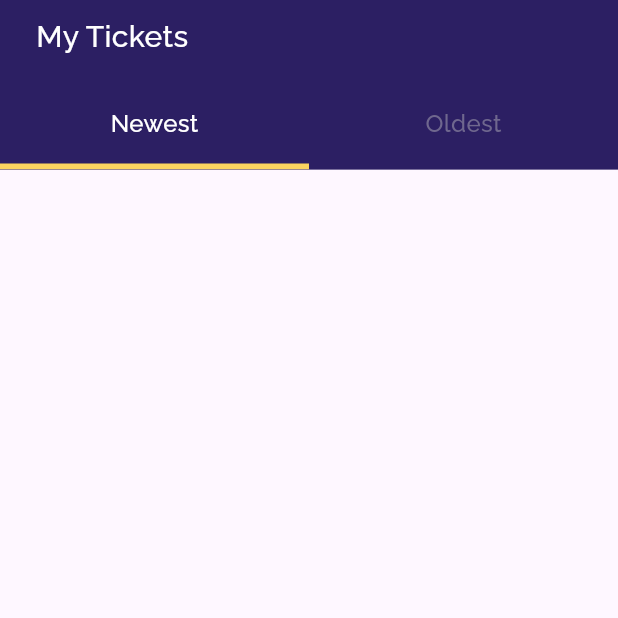
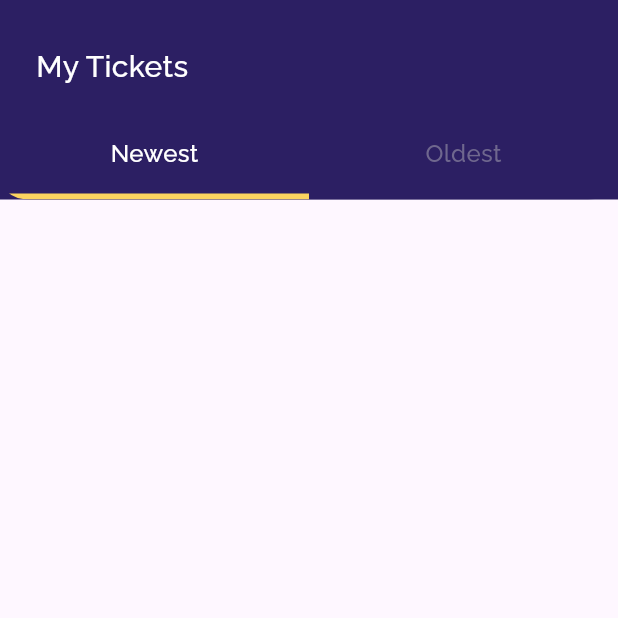
Before and after one commit to zeniusaa/hahatix, a Flutter app: the TicketPage screen opened directly, on a phone screen of 412 x 824 dp, the top half of it. Run offline on Flutter 3.47's test engine with Material 3 defaults, Android fonts, the phone set to English and light mode, and no system bars; our stand-ins replace another_flushbar, bloc, cloud_firestore, email_validator, equatable, firebase_auth and 8 more; accounts and stored records are empty; network calls fail.

Commit message:
ticket detail

```diff
--- a/lib/bloc/page_bloc.dart
+++ b/lib/bloc/page_bloc.dart
@@ -40,5 +40,11 @@ class PageBloc extends Bloc<PageEvent, PageState> {
     on<GoToSuccessPage>((event, emit) {
       emit(OnSuccessPage(event.ticket, event.transaction));
     });
+    on<GoToTicketDetailPage>((event, emit) {
+      emit(OnTicketDetailPage(event.ticket));
+    });
+    on<GoToProfilePage>((event, emit) {
+      emit(OnProfilePage());
+    });
   }
 }
--- a/lib/bloc/page_event.dart
+++ b/lib/bloc/page_event.dart
@@ -91,3 +91,18 @@ class GoToSuccessPage extends PageEvent {
   @override
   List<Object> get props => [ticket, transaction];
 }
+
+class GoToTicketDetailPage extends PageEvent {
+  final Ticket ticket;
+
+
+  GoToTicketDetailPage(this.ticket);
+
+  @override
+  List<Object> get props => [ticket];
+}
+
+class GoToProfilePage extends PageEvent {
+  @override
+  List<Object> get props => [];
+}
--- a/lib/bloc/page_state.dart
+++ b/lib/bloc/page_state.dart
@@ -90,3 +90,17 @@ class OnSuccessPage extends PageState {
   @override
   List<Object> get props => [ticket, transaction];
 }
+
+class OnTicketDetailPage extends PageState {
+  final Ticket ticket;
+
+  OnTicketDetailPage(this.ticket);
+
+  @override
+  List<Object> get props => [ticket];
+}
+
+class OnProfilePage extends PageState {
+  @override
+  List<Object> get props => [];
+}
--- a/lib/services/services.dart
+++ b/lib/services/services.dart
@@ -1,4 +1,5 @@
 import 'dart:convert';
+
 
 import 'package:firebase_auth/firebase_auth.dart' as auth;
 import 'package:firebase_core/firebase_core.dart' show FirebaseOptions;
--- a/lib/services/ticket_services.dart
+++ b/lib/services/ticket_services.dart
@@ -7,7 +7,7 @@ class TicketServices {
   static Future<void> saveTicket(String id, Ticket ticket) async {
     try {
       await ticketCollection.doc(ticket.bookingCode).set({
-        'movieID': ticket.movieDetail.id,
+        'movieID': ticket.movieDetail.id ?? "",
         'userID': id,
         'theaterName': ticket.theater.name,
         'time': ticket.time.millisecondsSinceEpoch,
@@ -30,7 +30,7 @@ class TicketServices {
       List<Ticket> tickets = [];
       for (var document in documents) {
         MovieDetail movieDetail =
-            await MovieServices.getDetails(null, movieId: document['movieID']);
+            await MovieServices.getDetails(null, movieID: document['movieID']);
         tickets.add(Ticket(
           movieDetail: movieDetail,
           theater: Theater(document['theaterName']),
--- a/lib/ui/pages/pages.dart
+++ b/lib/ui/pages/pages.dart
@@ -1,5 +1,4 @@
 import 'dart:io';
-import 'package:cloud_firestore/cloud_firestore.dart';
 import 'package:flutter/rendering.dart';
 import 'package:hahatix/bloc/blocs.dart';
 import 'package:hahatix/extensions/extensions.dart';
@@ -15,11 +14,13 @@ import 'package:google_fonts/google_fonts.dart';
 import 'package:image_picker/image_picker.dart';
 import 'package:intl/intl.dart';
 import 'package:material_design_icons_flutter/material_design_icons_flutter.dart';
+import 'package:path/path.dart';
 import 'package:provider/provider.dart';
 import 'package:another_flushbar/flushbar.dart';
 import 'package:email_validator/email_validator.dart';
 import 'package:flutter_spinkit/flutter_spinkit.dart';
 import 'package:random_string/random_string.dart';
+import 'package:flutter_bloc/flutter_bloc.dart';
 
 part 'sign_in_page.dart';
 part 'wrapper.dart';
@@ -35,3 +36,5 @@ part 'select_seat_page.dart';
 part 'checkout_page.dart';
 part 'success_page.dart';
 part 'ticket_page.dart';
+part 'ticket_detail_page.dart';
+part 'profile_page.dart';
--- a/lib/ui/pages/ticket_page.dart
+++ b/lib/ui/pages/ticket_page.dart
@@ -1,52 +1,42 @@
 part of 'pages.dart';
 
 class TicketPage extends StatefulWidget {
-  final bool isExpiredTicket;
-
-  TicketPage({this.isExpiredTicket = false});
-
   @override
   _TicketPageState createState() => _TicketPageState();
 }
 
 class _TicketPageState extends State<TicketPage> {
-  late bool isExpiredTickets;
-
-  @override
-  void initState() {
-    super.initState();
-    isExpiredTickets = widget.isExpiredTicket;
-  }
+  bool isExpiredTickets = false;
 
   @override
   Widget build(BuildContext context) {
     return Scaffold(
       body: Stack(
         children: <Widget>[
-          // Content Section
+          // note: CONTENT
           BlocBuilder<TicketBloc, TicketState>(
-            builder: (_, ticketState) {
-              var filteredTickets = ticketState.tickets.where((ticket) {
-                return isExpiredTickets
-                    ? ticket.time.isBefore(DateTime.now())
-                    : !ticket.time.isBefore(DateTime.now());
-              }).toList();
-
-              return Container(
+              builder: (_, ticketState) => Container(
                     margin: EdgeInsets.symmetric(horizontal: defaultMargin),
-                child: TicketViewer(filteredTickets),
-              );
-            },
-          ),
-          // Header Section
+                    child: TicketViewer(isExpiredTickets
+                        ? ticketState.tickets
+                            .where((ticket) =>
+                                ticket.time.isBefore(DateTime.now()))
+                            .toList()
+                        : ticketState.tickets
+                            .where((ticket) =>
+                                !ticket.time.isBefore(DateTime.now()))
+                            .toList()),
+                  )),
+          // note: Header
           Container(
-            height: 113,
+            height: 133,
             color: accentColor1,
           ),
           SafeArea(
               child: ClipPath(
+            clipper: HeaderClipper(),
             child: Container(
-                height: 113,
+              height: 133,
               color: accentColor1,
               child: Column(
                 crossAxisAlignment: CrossAxisAlignment.start,
@@ -57,51 +47,98 @@ class _TicketPageState extends State<TicketPage> {
                       child: Text(
                         "My Tickets",
                         style: whiteTextFont.copyWith(fontSize: 20),
+                      )),
+                  Row(
+                    children: <Widget>[
+                      Column(
+                        children: <Widget>[
+                          GestureDetector(
+                            onTap: () {
+                              setState(() {
+                                isExpiredTickets = !isExpiredTickets;
+                              });
+                            },
+                            child: Text(
+                              "Newest",
+                              style: whiteTextFont.copyWith(
+                                  fontSize: 16,
+                                  color: !isExpiredTickets
+                                      ? Colors.white
+                                      : Color(0xFF6F678E)),
                             ),
                           ),
-                    Row(
-                      mainAxisAlignment: MainAxisAlignment.spaceAround,
+                          SizedBox(
+                            height: 15,
+                          ),
+                          Container(
+                            height: 4,
+                            width: MediaQuery.of(context).size.width * 0.5,
+                            color: !isExpiredTickets
+                                ? accentColor2
+                                : Colors.transparent,
+                          )
+                        ],
+                      ),
+                      Column(
                         children: <Widget>[
-                        _buildTab("Newest", !isExpiredTickets),
-                        _buildTab("Oldest", isExpiredTickets),
+                          GestureDetector(
+                            onTap: () {
+                              setState(() {
+                                isExpiredTickets = !isExpiredTickets;
+                              });
+                            },
+                            child: Text(
+                              "Oldest",
+                              style: whiteTextFont.copyWith(
+                                  fontSize: 16,
+                                  color: isExpiredTickets
+                                      ? Colors.white
+                                      : Color(0xFF6F678E)),
+                            ),
+                          ),
+                          SizedBox(
+                            height: 15,
+                          ),
+                          Container(
+                            height: 4,
+                            width: MediaQuery.of(context).size.width * 0.5,
+                            color: isExpiredTickets
+                                ? accentColor2
+                                : Colors.transparent,
+                          )
                         ],
                       ),
                     ],
+                  )
+                ],
               ),
             ),
-            ),
-          ),
+          ))
         ],
       ),
     );
   }
+}
 
-  Widget _buildTab(String title, bool isActive) {
-    return GestureDetector(
-      onTap: () {
-        setState(() {
-          isExpiredTickets = title == "Oldest";
-        });
-      },
-      child: Column(
-        children: <Widget>[
-          Text(
-            title,
-            style: whiteTextFont.copyWith(
-              fontSize: 16,
-              color: isActive ? Colors.white : Color(0xFF6F678E),
-            ),
-          ),
-          SizedBox(height: 15),
-          Container(
-            height: 4,
-            width: MediaQuery.of(context).size.width * 0.5,
-            color: isActive ? accentColor2 : Colors.transparent,
-          ),
-        ],
-      ),
-    );
+class HeaderClipper extends CustomClipper<Path> {
+  @override
+  Path getClip(Size size) {
+    Path path = Path();
+
+    path.lineTo(0, size.height - 20);
+    path.quadraticBezierTo(0, size.height, 20, size.height);
+    path.lineTo(size.width - 20, size.height);
+    path.quadraticBezierTo(
+        size.width, size.height, size.width, size.height - 20);
+    path.lineTo(size.width, 0);
+
+    path.close();
+
+    return path;
   }
+
+  @override
+  bool shouldReclip(CustomClipper<Path> oldClipper) => false;
 }
 
 class TicketViewer extends StatelessWidget {
@@ -111,15 +148,17 @@ class TicketViewer extends StatelessWidget {
 
   @override
   Widget build(BuildContext context) {
-    tickets.sort((a, b) => a.time.compareTo(b.time));
+    var sortedTickets = tickets;
+    sortedTickets
+        .sort((ticket1, ticket2) => ticket1.time.compareTo(ticket2.time));
 
     return ListView.builder(
-      itemCount: tickets.length,
-      itemBuilder: (_, index) {
-        var ticket = tickets[index];
-        return GestureDetector(
+        itemCount: sortedTickets.length,
+        itemBuilder: (_, index) => GestureDetector(
               onTap: () {
-            // Implement navigation to ticket details
+                context
+                    .read<PageBloc>()
+                    .add(GoToTicketDetailPage(sortedTickets[index]));
               },
               child: Container(
                 margin: EdgeInsets.only(top: index == 0 ? 133 : 20),
@@ -133,42 +172,46 @@ class TicketViewer extends StatelessWidget {
                           image: DecorationImage(
                               image: NetworkImage(imagesBaseUrl +
                                   'w500' +
-                          ticket.movieDetail.posterPath),
-                      fit: BoxFit.cover,
+                                  sortedTickets[index].movieDetail.posterPath),
+                              fit: BoxFit.cover)),
                     ),
+                    SizedBox(
+                      width: 16,
                     ),
-                ),
-                SizedBox(width: 16),
-                Expanded(
+                    SizedBox(
+                        width: MediaQuery.of(context).size.width -
+                            2 * defaultMargin -
+                            70 -
+                            16,
                         child: Column(
                           crossAxisAlignment: CrossAxisAlignment.start,
                           children: <Widget>[
                             Text(
-                        ticket.movieDetail.title,
+                              sortedTickets[index].movieDetail.title,
                               style: blackTextFont.copyWith(fontSize: 18),
                               maxLines: 2,
-                        overflow: TextOverflow.ellipsis,
+                              overflow: TextOverflow.clip,
                             ),
-                      SizedBox(height: 6),
+                            SizedBox(
+                              height: 6,
+                            ),
                             Text(
-                        ticket.movieDetail.genresAndLanguage,
+                                sortedTickets[index]
+                                    .movieDetail
+                                    .genresAndLanguage,
                                 style: greyTextFont.copyWith(
-                            fontSize: 12, fontWeight: FontWeight.w400),
+                                    fontSize: 12, fontWeight: FontWeight.w400)),
+                            SizedBox(
+                              height: 6,
                             ),
-                      SizedBox(height: 6),
-                      Text(
-                        ticket.theater.name,
+                            Text(sortedTickets[index].theater.name,
                                 style: greyTextFont.copyWith(
-                            fontSize: 12, fontWeight: FontWeight.w400),
-                      ),
+                                    fontSize: 12, fontWeight: FontWeight.w400))
+                          ],
+                        ))
                   ],
                 ),
               ),
-              ],
-            ),
-          ),
-        );
-      },
-    );
+            ));
   }
 }
--- a/lib/ui/pages/wrapper.dart
+++ b/lib/ui/pages/wrapper.dart
@@ -46,6 +46,10 @@ class Wrapper extends StatelessWidget {
           return CheckoutPage(pageState.ticket);
         } else if (pageState is OnSuccessPage) {
           return SuccessPage(pageState.ticket, pageState.transaction);
+        } else if (pageState is OnTicketDetailPage) {
+          return TicketDetailPage(pageState.ticket);
+        } else if (pageState is OnProfilePage) {
+          return ProfilePage();
         } else {
           return Container(); // Fallback jika tidak ada state yang cocok
         }
--- a/pubspec.yaml
+++ b/pubspec.yaml
@@ -47,6 +47,7 @@ dependencies:
   material_design_icons_flutter: ^7.0.7296
   path: ^1.9.0
   provider: ^6.1.2
+  qr_flutter: ^4.1.0
   random_string: ^2.3.1
 
 dev_dependencies:
```
Also changed, not shown: lib/services/movie_services.dart (+7 -4 lines), lib/shared/shared_method.dart (+17 -0 lines), lib/ui/pages/main_page.dart (+13 -15 lines), lib/ui/pages/movie.page.dart (+13 -3 lines), lib/ui/pages/profile_page.dart (added, +23 -0 lines), lib/ui/pages/ticket_detail_page.dart (added, +301 -0 lines), pubspec.lock, 1 other file. Lines whose indentation alone changed are shown as unchanged.
